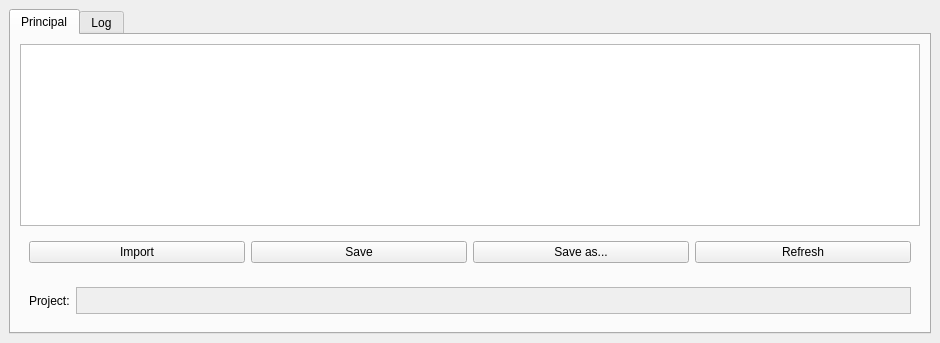
The window that BatPlugin/Batplugin_dockwidget_base.ui (AnthonyWetzel/projet-semestriel---master-2) describes before a commit, drawn with Qt 5.
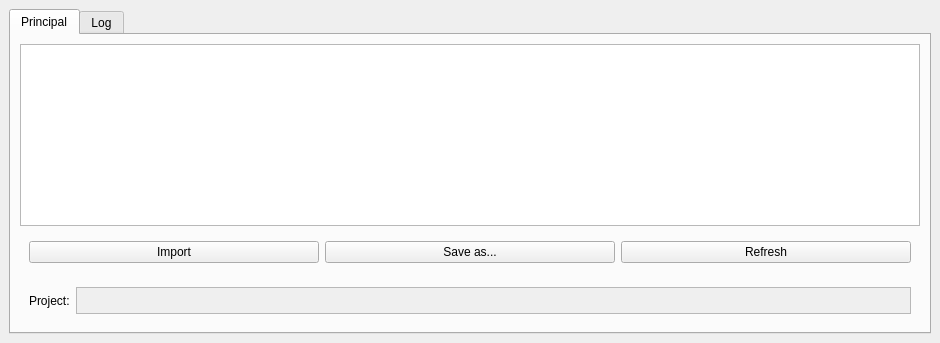
The same window after the commit.

Commit message: Delete Save Function

```diff
--- a/BatPlugin/Batplugin_dockwidget_base.ui
+++ b/BatPlugin/Batplugin_dockwidget_base.ui
@@ -51,13 +51,6 @@
              </property>
             </widget>
            </item>
-           <item>
-            <widget class="QPushButton" name="saveButton">
-             <property name="text">
-              <string>Save</string>
-             </property>
-            </widget>
-           </item>
            <item>
             <widget class="QPushButton" name="saveAsButton">
              <property name="text">
```
The commit also changes 1 other file.
